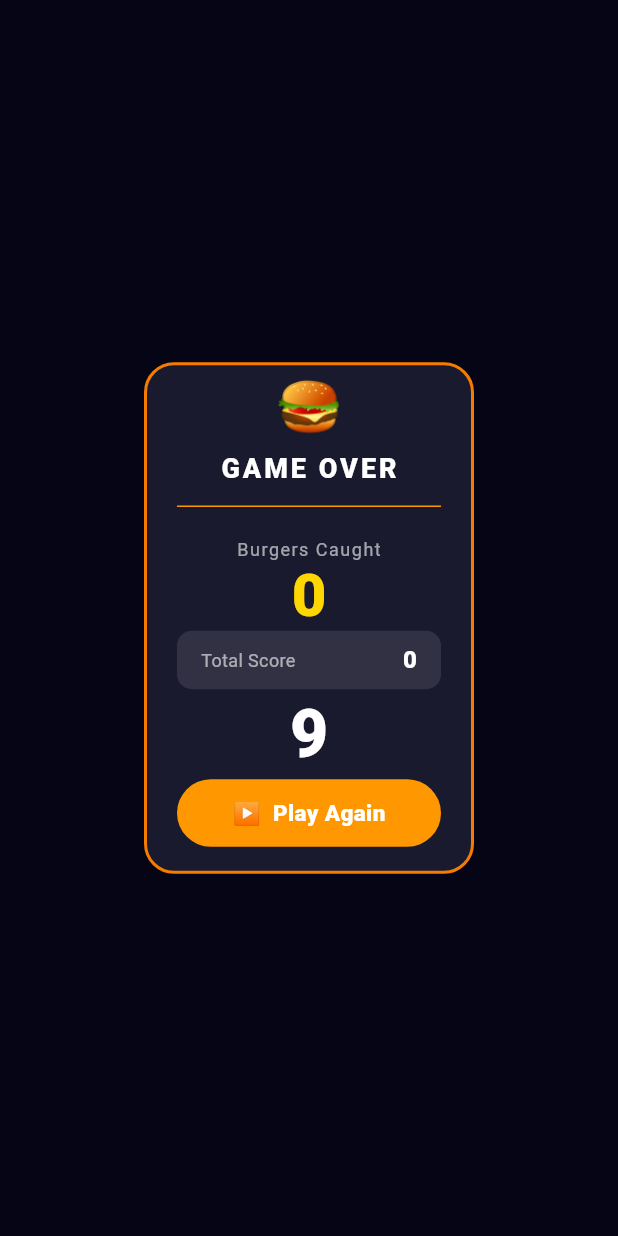
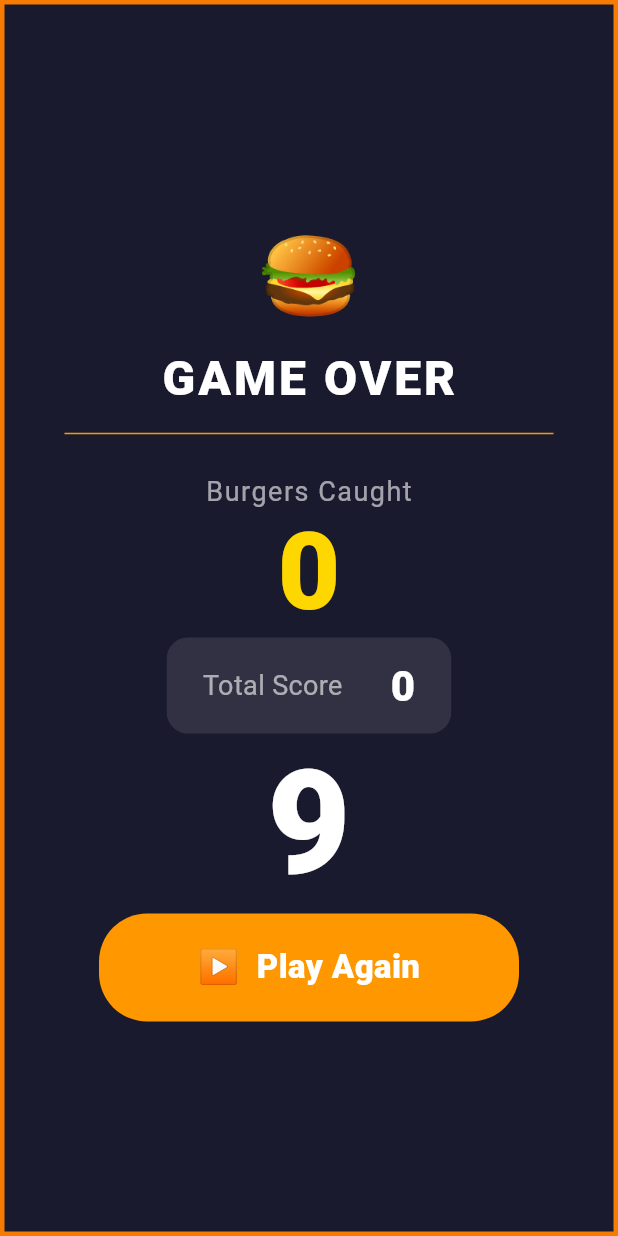
Before and after one commit to harishgadi65/Display-app, a Flutter app: the _GameOverOverlay widget shown alone on an empty page, opened directly with empty values, on a phone screen of 412 x 824 dp. Run offline on Flutter 3.47's test engine with Material 3 defaults, Android fonts, the phone set to English and light mode, and no system bars; our stand-ins replace file_picker, flutter_animate, qr_flutter, shared_preferences, video_player; missing offline and left inert: flame, media_kit, media_kit_video, window_manager; accounts and stored records are empty; statements that could not run were skipped; project files that could hold a hidden picture were left out.

Commit message:
Expand Game Over scoreboard to fill entire game area
Replace fixed 220px card with a full-area dark navy container so the
scoreboard occupies the whole game zone. Scale up all font sizes
(GAME OVER 32px, burger count 72px, countdown 96px) to match the
larger display area.

Co-Authored-By: Claude Sonnet 4.6 <noreply@anthropic.com>

```diff
--- a/lib/screens/screen_two.dart
+++ b/lib/screens/screen_two.dart
@@ -417,72 +417,70 @@ class _GameOverOverlayState extends State<_GameOverOverlay> {
   @override
   Widget build(BuildContext context) {
     return Container(
-      color: Colors.transparent,
-      child: Center(
-        child: Container(
-          width: 220,
-          padding: const EdgeInsets.fromLTRB(20, 1, 20, 16),
       decoration: BoxDecoration(
         color: const Color(0xFF1A1A2E),
-            borderRadius: BorderRadius.circular(20),
-            border: Border.all(color: Colors.orange.shade700, width: 2),
+        border: Border.all(color: Colors.orange.shade700, width: 3),
       ),
+      padding: const EdgeInsets.symmetric(horizontal: 40, vertical: 24),
+      child: Center(
         child: Column(
           mainAxisSize: MainAxisSize.min,
           children: [
-              const Text('🍔', style: TextStyle(fontSize: 36)),
-              const SizedBox(height: 4),
+            const Text('🍔', style: TextStyle(fontSize: 56)),
+            const SizedBox(height: 6),
             const Text(
               'GAME OVER',
               style: TextStyle(
                 color: Colors.white,
-                  fontSize: 18,
+                fontSize: 32,
                 fontWeight: FontWeight.w900,
                 letterSpacing: 2,
               ),
             ),
-              const SizedBox(height: 4),
+            const SizedBox(height: 6),
             const Divider(color: Colors.orange, thickness: 1),
-              const SizedBox(height: 12),
+            const SizedBox(height: 18),
 
             // Burgers caught
             const Text(
               'Burgers Caught',
-                style: TextStyle(color: Colors.white60, fontSize: 12, letterSpacing: 1),
+              style: TextStyle(color: Colors.white60, fontSize: 18, letterSpacing: 1),
             ),
-              const SizedBox(height: 2),
+            const SizedBox(height: 4),
             Text(
               '${widget.game.caughtCount}',
               style: const TextStyle(
                 color: Color(0xFFFFD700),
-                  fontSize: 40,
+                fontSize: 72,
                 fontWeight: FontWeight.w900,
                 height: 1,
               ),
             ),
-              const SizedBox(height: 4),
+            const SizedBox(height: 8),
 
             // Total score
             Container(
-                padding: const EdgeInsets.symmetric(horizontal: 16, vertical: 8),
+              padding: const EdgeInsets.symmetric(horizontal: 24, vertical: 12),
               decoration: BoxDecoration(
                 color: Colors.white10,
-                  borderRadius: BorderRadius.circular(10),
+                borderRadius: BorderRadius.circular(14),
               ),
               child: Row(
+                mainAxisSize: MainAxisSize.min,
                 mainAxisAlignment: MainAxisAlignment.spaceBetween,
                 children: [
                   const Text('Total Score',
-                        style: TextStyle(color: Colors.white60, fontSize: 12)),
+                      style: TextStyle(color: Colors.white60, fontSize: 18)),
+                  const SizedBox(width: 32),
                   Text('${widget.game.score}',
                       style: const TextStyle(
                           color: Colors.white,
-                            fontSize: 16,
+                          fontSize: 28,
                           fontWeight: FontWeight.w900)),
                 ],
               ),
             ),
-              const SizedBox(height: 8),
+            const SizedBox(height: 12),
 
             // Auto-return countdown number
             AnimatedSwitcher(
@@ -496,23 +494,23 @@ class _GameOverOverlayState extends State<_GameOverOverlay> {
                 key: ValueKey(_countdown),
                 style: const TextStyle(
                   color: Colors.white,
-                    fontSize: 44,
+                  fontSize: 96,
                   fontWeight: FontWeight.w900,
                   height: 1,
                 ),
               ),
             ),
-              const SizedBox(height: 8),
+            const SizedBox(height: 12),
 
             // Play Again button
             GestureDetector(
               onTap: _onPlayAgain,
               child: Container(
-                  width: double.infinity,
-                  padding: const EdgeInsets.symmetric(vertical: 12),
+                width: 280,
+                padding: const EdgeInsets.symmetric(vertical: 20),
                 decoration: BoxDecoration(
                   color: Colors.orange,
-                    borderRadius: BorderRadius.circular(24),
+                  borderRadius: BorderRadius.circular(32),
                 ),
                 child: const Center(
                   child: Text(
@@ -520,7 +518,7 @@ class _GameOverOverlayState extends State<_GameOverOverlay> {
                     style: TextStyle(
                       color: Colors.white,
                       fontWeight: FontWeight.w900,
-                        fontSize: 15,
+                      fontSize: 22,
                     ),
                   ),
                 ),
@@ -529,7 +527,6 @@ class _GameOverOverlayState extends State<_GameOverOverlay> {
           ],
         ),
       ),
-      ),
     );
   }
 }
```
Lines whose indentation alone changed are shown as unchanged.
